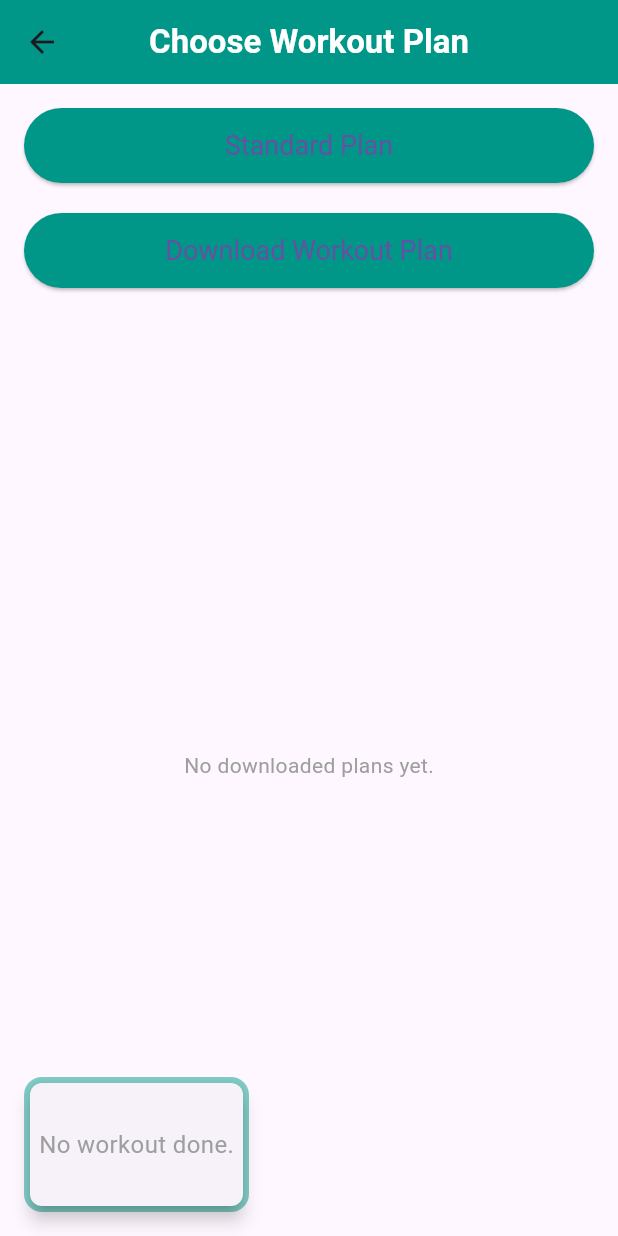
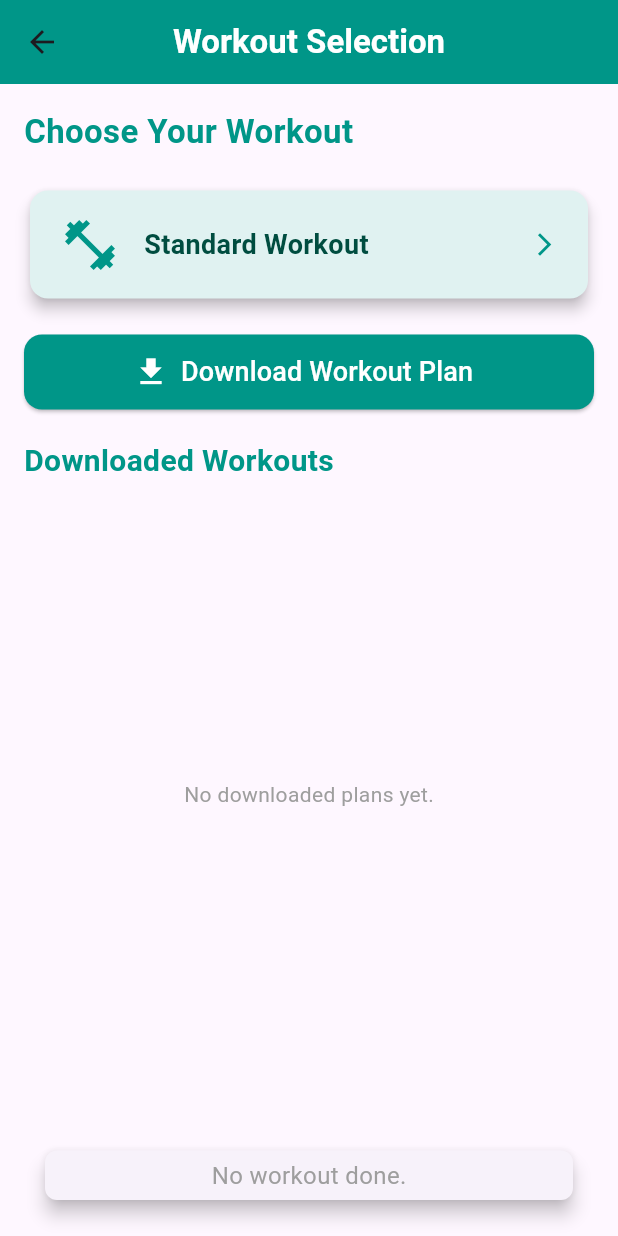
Before and after one commit to raorupesh/WorkoutApplication, a Flutter app: the screen it shows after launch, after a tap on the "add" icon, on a phone screen of 412 x 824 dp. Run offline on Flutter 3.47's test engine with Material 3 defaults, Android fonts, the phone set to English and light mode, and no system bars; our stand-ins replace sqflite; accounts and stored records are empty.

Commit message:
CoRefactored Code, Enhanced UI and changed few Functionalities

```diff
--- a/lib/main.dart
+++ b/lib/main.dart
@@ -1,5 +1,6 @@
 import 'package:flutter/material.dart';
 import 'package:provider/provider.dart';
+
 import 'models/workout_model.dart';
 import 'services/database_service.dart';
 import 'workout_details/workout_history_page.dart';
@@ -40,6 +41,7 @@ class WorkoutProvider with ChangeNotifier {
 
   // Expose them via getters
   List<Workout> get workouts => _workouts;
+
   List<Workout> get downloadedPlans => _downloadedPlans;
 
   // This runs once at app startup (see main())
--- a/lib/workout_details/workout_history_page.dart
+++ b/lib/workout_details/workout_history_page.dart
@@ -1,11 +1,11 @@
 import 'package:flutter/material.dart';
 import 'package:intl/intl.dart';
 import 'package:provider/provider.dart';
-import '../models/workout_model.dart';
+
+import '../main.dart';
+import '../widgets/recent_performance_widget.dart';
 import 'workout_details_page.dart';
 import 'workout_selection_page.dart';
-import '../main.dart';
-import '../widgets/recent_performance_widget.dart';
 
 class WorkoutHistoryPage extends StatelessWidget {
   @override
@@ -38,14 +38,20 @@ class WorkoutHistoryPage extends StatelessWidget {
                     itemCount: workouts.length,
                     itemBuilder: (context, index) {
                       final workout = workouts[index];
-                final completedExercises = workout.exerciseResults.where((result) => result.achievedOutput >= workout.exercises[index].targetOutput).length;
-                final incompleteExercises = workout.exerciseResults.length - completedExercises;
+                      final completedExercises = workout.exerciseResults
+                          .where((result) =>
+                              result.achievedOutput >=
+                              workout.exercises[index].targetOutput)
+                          .length;
+                      final incompleteExercises =
+                          workout.exerciseResults.length - completedExercises;
 
                       return Card(
                         margin: EdgeInsets.symmetric(vertical: 5),
                         child: ListTile(
                           title: Text(
-                      DateFormat('yyyy-MM-dd h:mm a').format(DateTime.parse(workout.date)),
+                            DateFormat('yyyy-MM-dd h:mm a')
+                                .format(DateTime.parse(workout.date)),
                           ),
                           subtitle: Column(
                             crossAxisAlignment: CrossAxisAlignment.start,
@@ -59,13 +65,22 @@ class WorkoutHistoryPage extends StatelessWidget {
                             Navigator.push(
                               context,
                               MaterialPageRoute(
-                          builder: (context) => WorkoutDetailsPage(workout),
+                                builder: (context) =>
+                                    WorkoutDetailsPage(workout),
                               ),
                             );
                           },
                         ),
                       );
                     },
+                  ),
+          ),
+          Padding(
+            padding: const EdgeInsets.all(16.0),
+            child: Container(
+              width: double.infinity,
+              height: 80,
+              child: RecentPerformanceWidget(),
             ),
           ),
         ],
--- a/lib/workout_details/workout_selection_page.dart
+++ b/lib/workout_details/workout_selection_page.dart
@@ -1,61 +1,126 @@
 import 'package:flutter/material.dart';
 import 'package:provider/provider.dart';
-import 'package:workoutpage/workout_details/standard_workout_recording_page.dart';
+import '../main.dart';
+import '../widgets/recent_performance_widget.dart';
+import '../workout_details/standard_workout_recording_page.dart';
 import 'download_workout_page.dart';
-import '../widgets/recent_performance_widget.dart';
-import '../main.dart';
-import '../models/workout_model.dart';
 
 class WorkoutPlanSelectionPage extends StatelessWidget {
   @override
   Widget build(BuildContext context) {
-    final downloadedPlans = Provider.of<WorkoutProvider>(context).downloadedPlans;
+    final downloadedPlans =
+        Provider.of<WorkoutProvider>(context).downloadedPlans;
 
     return Scaffold(
       appBar: AppBar(
-        title: Text("Choose Workout Plan"),
+        title: Text("Workout Selection"),
         centerTitle: true,
+        backgroundColor: Colors.teal, // Teal-colored AppBar
       ),
-      body: Stack(
+      body: Column(
         children: [
-          // The main column with the existing two buttons + a list of downloaded plans
-          Padding(
+          Expanded(
+            child: Padding(
               padding: const EdgeInsets.all(16.0),
               child: Column(
+                crossAxisAlignment: CrossAxisAlignment.start,
                 children: [
-                // Existing Standard Plan
-                ElevatedButton(
+                  // Title Section
+                  Text(
+                    "Choose Your Workout",
+                    style: TextStyle(
+                        fontSize: 22,
+                        fontWeight: FontWeight.bold,
+                        color: Colors.teal),
+                  ),
+                  SizedBox(height: 20),
+
+                  // Standard Workout Card (FULLY CLICKABLE)
+                  GestureDetector(
+                    onTap: () {
+                      Navigator.push(
+                        context,
+                        MaterialPageRoute(
+                          builder: (context) => StandardWorkoutRecordingPage(),
+                        ),
+                      );
+                    },
+                    child: Card(
+                      elevation: 4,
+                      shape: RoundedRectangleBorder(
+                        borderRadius: BorderRadius.circular(12),
+                      ),
+                      color: Colors.teal.shade50, // Light Teal Background
+                      child: Padding(
+                        padding: const EdgeInsets.symmetric(
+                            vertical: 16.0, horizontal: 20),
+                        child: Row(
+                          mainAxisAlignment: MainAxisAlignment.spaceBetween,
+                          children: [
+                            Row(
+                              children: [
+                                Icon(Icons.fitness_center,
+                                    size: 40, color: Colors.teal),
+                                SizedBox(width: 16),
+                                Text(
+                                  "Standard Workout",
+                                  style: TextStyle(
+                                      fontSize: 18,
+                                      fontWeight: FontWeight.bold,
+                                      color: Colors.teal.shade900),
+                                ),
+                              ],
+                            ),
+                            Icon(Icons.arrow_forward_ios,
+                                size: 18, color: Colors.teal),
+                          ],
+                        ),
+                      ),
+                    ),
+                  ),
+
+                  SizedBox(height: 20),
+
+                  // Download Workout Plan Button
+                  ElevatedButton.icon(
                     onPressed: () {
                       Navigator.push(
                         context,
-                      MaterialPageRoute(builder: (context) => StandardWorkoutRecordingPage()),
+                        MaterialPageRoute(
+                          builder: (context) => DownloadWorkoutPage(),
+                        ),
                       );
                     },
-                  child: Text("Standard Plan"),
+                    icon: Icon(Icons.download, size: 24),
+                    label: Text(
+                      "Download Workout Plan",
+                      style: TextStyle(fontSize: 18),
+                    ),
                     style: ElevatedButton.styleFrom(
                       minimumSize: Size(double.infinity, 50),
                       backgroundColor: Colors.teal,
-                    textStyle: TextStyle(fontSize: 18),
+                      // Changed to Teal for Consistency
+                      foregroundColor: Colors.white,
+                      shape: RoundedRectangleBorder(
+                        borderRadius: BorderRadius.circular(12),
                       ),
                     ),
+                  ),
+
                   SizedBox(height: 20),
-                // Existing Download Plan button
-                ElevatedButton(
-                  onPressed: () {
-                    Navigator.push(
-                      context,
-                      MaterialPageRoute(builder: (context) => DownloadWorkoutPage()),
-                    );
-                  },
-                  child: Text("Download Workout Plan"),
-                  style: ElevatedButton.styleFrom(
-                    minimumSize: Size(double.infinity, 50),
-                    backgroundColor: Colors.teal,
-                    textStyle: TextStyle(fontSize: 18),
+
+                  // Section Title
+                  Text(
+                    "Downloaded Workouts",
+                    style: TextStyle(
+                        fontSize: 20,
+                        fontWeight: FontWeight.bold,
+                        color: Colors.teal),
                   ),
-                ),
-                SizedBox(height: 20),
-                // List of previously downloaded plans
+
+                  SizedBox(height: 10),
+
+                  // List of downloaded plans
                   Expanded(
                     child: downloadedPlans.isEmpty
                         ? Center(
@@ -69,18 +134,28 @@ class WorkoutPlanSelectionPage extends StatelessWidget {
                             itemBuilder: (context, index) {
                               final plan = downloadedPlans[index];
                               return Card(
+                                elevation: 2,
+                                shape: RoundedRectangleBorder(
+                                  borderRadius: BorderRadius.circular(12),
+                                ),
+                                color: Colors
+                                    .teal.shade50, // Light Teal Background
                                 child: ListTile(
-                          title: Text(plan.workoutName),
+                                  title: Text(plan.workoutName,
+                                      style: TextStyle(
+                                          fontWeight: FontWeight.bold,
+                                          color: Colors.teal.shade900)),
                                   subtitle: Text(
-                              "${plan.exercises.length} exercises in this plan"),
+                                      "${plan.exercises.length} exercises"),
+                                  trailing: Icon(Icons.arrow_forward_ios,
+                                      size: 18, color: Colors.teal),
                                   onTap: () {
-                            // Navigate to the same recording page, but pass in the plan
                                     Navigator.push(
                                       context,
                                       MaterialPageRoute(
-                                builder: (_) => StandardWorkoutRecordingPage(
-                                  workoutPlan: plan, // pass the plan
-                                ),
+                                        builder: (_) =>
+                                            StandardWorkoutRecordingPage(
+                                                workoutPlan: plan),
                                       ),
                                     );
                                   },
@@ -92,18 +167,14 @@ class WorkoutPlanSelectionPage extends StatelessWidget {
                 ],
               ),
             ),
-          // The performance widget in the bottom-left corner
-          Align(
-            alignment: Alignment.bottomLeft,
+          ),
+          Padding(
+            padding:
+                const EdgeInsets.symmetric(horizontal: 16.0, vertical: 10.0),
+            child: Container(
+              width: double.infinity,
               child: Padding(
-              padding: const EdgeInsets.all(16.0),
-              child: Container(
-                width: 150,
-                height: 90,
-                decoration: BoxDecoration(
-                  color: Colors.teal.shade200,
-                  borderRadius: BorderRadius.circular(12),
-                ),
+                padding: const EdgeInsets.all(10.0),
                 child: RecentPerformanceWidget(),
               ),
             ),
```
Also changed, not shown: lib/models/workout_model.dart (+15 -4 lines), lib/services/database_service.dart (+20 -17 lines), lib/widgets/recent_performance_widget.dart (+11 -6 lines), lib/widgets/time_input_widget.dart (+8 -7 lines), lib/workout_details/download_workout_page.dart (+31 -17 lines), lib/workout_details/standard_workout_recording_page.dart (+37 -30 lines), lib/workout_details/workout_details_page.dart (+8 -3 lines), pubspec.lock, 12 other files. Lines whose indentation alone changed are shown as unchanged.
